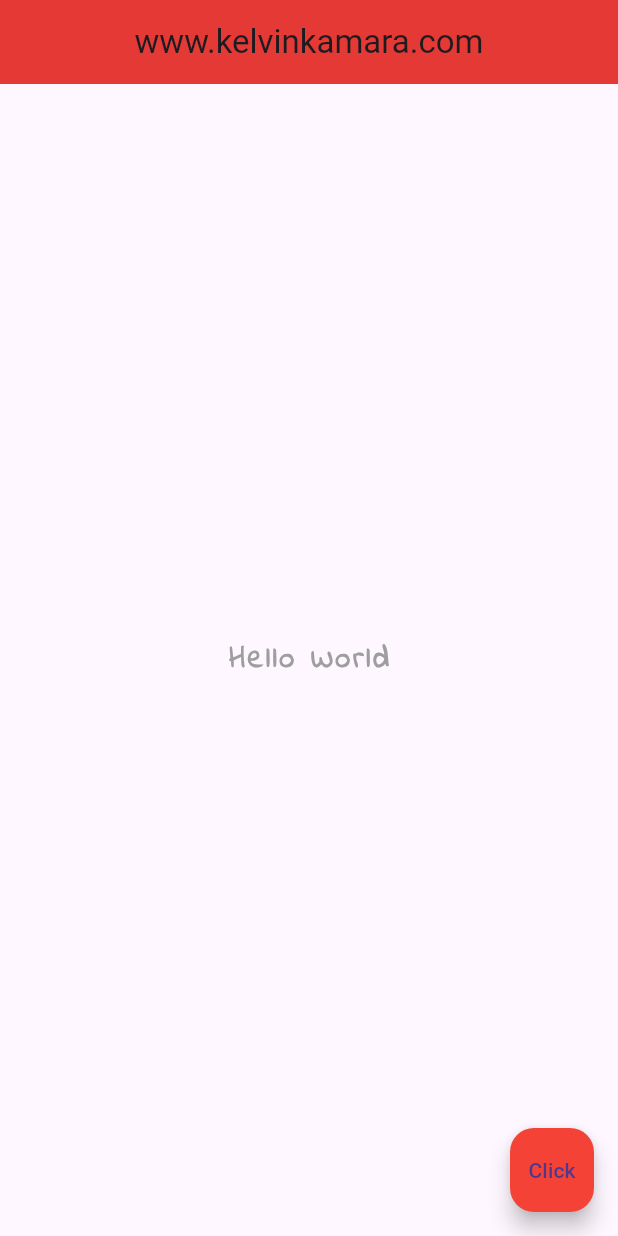
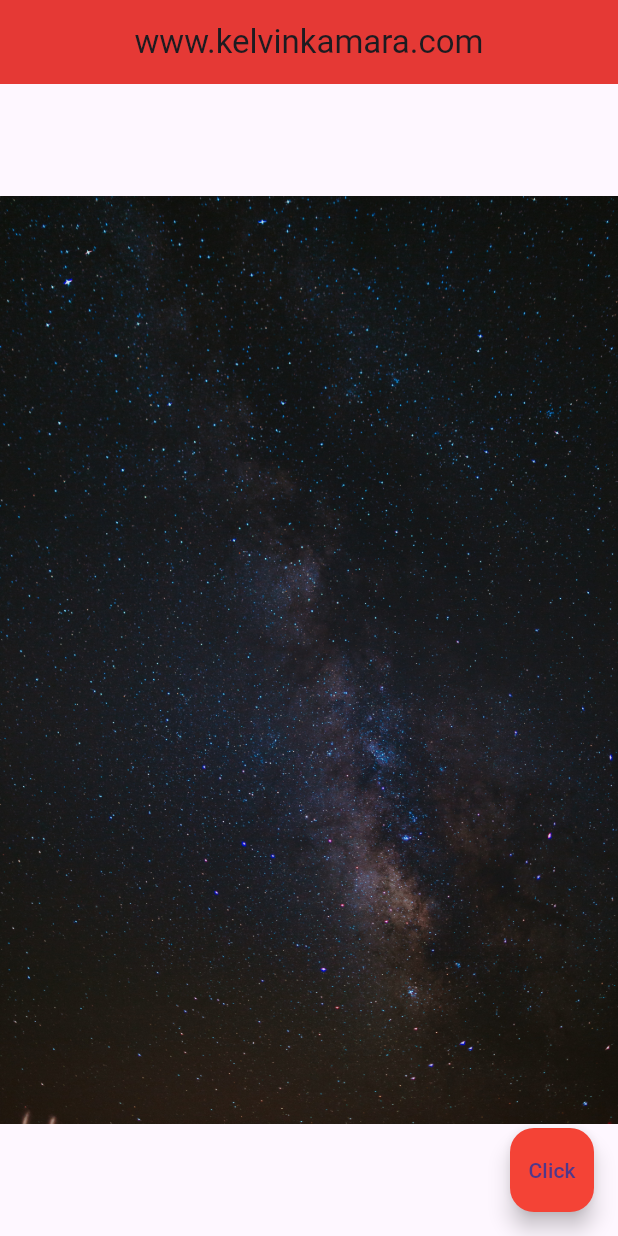
Before and after one commit to kkamara/flutter_my_app_mobile_app, a Flutter app: the screen it shows after launch, on a phone screen of 412 x 824 dp. Run offline on Flutter 3.47's test engine with Material 3 defaults, Android fonts, the phone set to English and light mode, and no system bars.

Commit message:
Add Images & Assets

```diff
--- a/lib/main.dart
+++ b/lib/main.dart
@@ -15,17 +15,8 @@ class Home extends StatelessWidget {
         centerTitle: true,
         backgroundColor: Colors.red[600],
       ),
-      body: const Center(
-        child: Text(
-          "Hello World",
-          style: TextStyle(
-            fontSize: 20.0,
-            fontWeight: FontWeight.bold,
-            letterSpacing: 2.0,
-            color: Colors.grey,
-            fontFamily: "IndieFlower",
-          ),
-        ),
+      body: Center(
+        child: Image.asset("assets/space-2.jpg"),
       ),
       floatingActionButton: const FloatingActionButton(
         onPressed: null,
--- a/pubspec.yaml
+++ b/pubspec.yaml
@@ -59,9 +59,8 @@ flutter:
   uses-material-design: true
 
   # To add assets to your application, add an assets section, like this:
-  # assets:
-  #   - images/a_dot_burr.jpeg
-  #   - images/a_dot_ham.jpeg
+  assets:
+   - assets/
 
   # An image asset can refer to one or more resolution-specific "variants", see
   # https://flutter.dev/assets-and-images/#resolution-aware
```
Also changed, not shown: assets/space-1.jpg (added), assets/space-2.jpg (added), assets/space-3.jpg (added).
